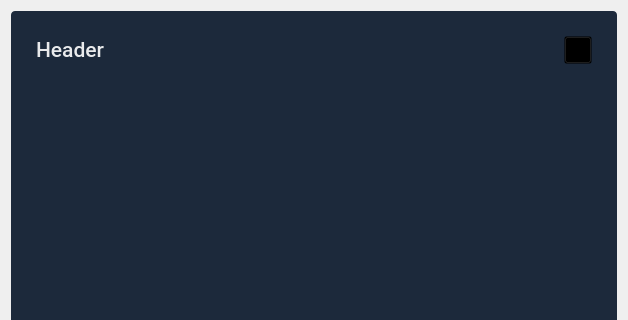
opierre/Budgetter, file budgetter/view/skeletons/Dialog.ui: the form before one commit; both pictures show x 0 to 628 and y 0 to 320 of the 628 by 533 pixel window.
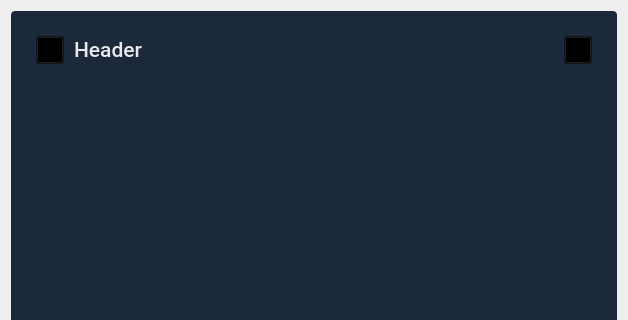
The form after the commit. Icons and pictures are not drawn. Custom widgets are drawn as their Qt base class.

Commit message: feat: add category icon in add transaction popup

What changed in the file:
```diff
--- a/budgetter/view/skeletons/Dialog.ui
+++ b/budgetter/view/skeletons/Dialog.ui
@@ -50,7 +50,7 @@
     <widget class="QWidget" name="dialog" native="true">
      <layout class="QVBoxLayout" name="verticalLayout">
       <property name="spacing">
-       <number>20</number>
+       <number>10</number>
       </property>
       <property name="leftMargin">
        <number>25</number>
@@ -66,9 +66,40 @@
       </property>
       <item>
        <layout class="QHBoxLayout" name="horizontalLayout_2">
+        <property name="spacing">
+         <number>10</number>
+        </property>
         <property name="rightMargin">
          <number>15</number>
         </property>
+        <item>
+         <widget class="QToolButton" name="header_icon">
+          <property name="enabled">
+           <bool>false</bool>
+          </property>
+          <property name="minimumSize">
+           <size>
+            <width>28</width>
+            <height>28</height>
+           </size>
+          </property>
+          <property name="maximumSize">
+           <size>
+            <width>28</width>
+            <height>28</height>
+           </size>
+          </property>
+          <property name="text">
+           <string/>
+          </property>
+          <property name="iconSize">
+           <size>
+            <width>24</width>
+            <height>24</height>
+           </size>
+          </property>
+         </widget>
+        </item>
         <item>
          <widget class="QLabel" name="title">
           <property name="font">
@@ -124,7 +155,11 @@
           <verstretch>0</verstretch>
          </sizepolicy>
         </property>
-        <layout class="QGridLayout" name="gridLayout_2"/>
+        <layout class="QGridLayout" name="gridLayout_2">
+         <property name="topMargin">
+          <number>0</number>
+         </property>
+        </layout>
        </widget>
       </item>
       <item>
```
The commit also changes 11 other files.
